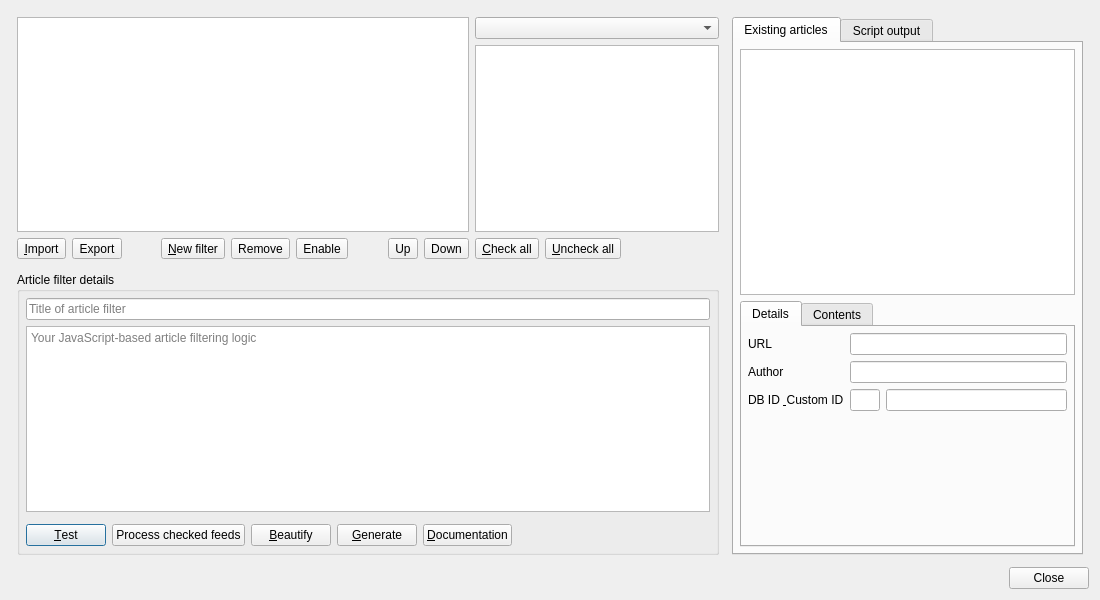
Above: src/librssguard/gui/dialogs/formmessagefiltersmanager.ui from martinrotter/rssguard before the change. Below: the same form after it.
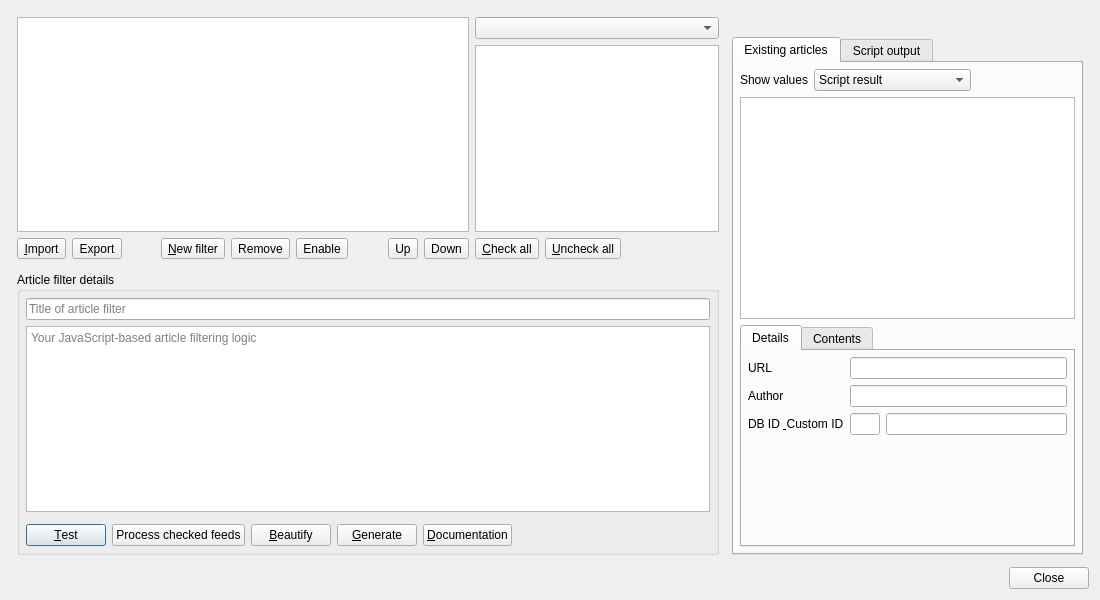
That is the form after the change. Custom widgets are drawn as their Qt base class.

```diff
--- a/src/librssguard/gui/dialogs/formmessagefiltersmanager.ui
+++ b/src/librssguard/gui/dialogs/formmessagefiltersmanager.ui
@@ -343,6 +343,22 @@
        <property name="bottomMargin">
         <number>6</number>
        </property>
+       <item>
+        <widget class="QLabel" name="m_lblRunSummary">
+         <property name="text">
+          <string/>
+         </property>
+         <property name="textFormat">
+          <enum>Qt::TextFormat::PlainText</enum>
+         </property>
+         <property name="wordWrap">
+          <bool>true</bool>
+         </property>
+         <property name="textInteractionFlags">
+          <set>Qt::TextInteractionFlag::TextSelectableByMouse</set>
+         </property>
+        </widget>
+       </item>
        <item>
         <widget class="QTabWidget" name="m_twMessages">
          <property name="sizePolicy">
@@ -371,6 +387,47 @@
            <property name="bottomMargin">
             <number>6</number>
            </property>
+           <item>
+            <layout class="QHBoxLayout" name="m_resultValuesLayout">
+             <item>
+              <widget class="QLabel" name="m_lblResultValues">
+               <property name="text">
+                <string>Show values</string>
+               </property>
+               <property name="buddy">
+                <cstring>m_cmbResultValues</cstring>
+               </property>
+              </widget>
+             </item>
+             <item>
+              <widget class="QComboBox" name="m_cmbResultValues">
+               <property name="toolTip">
+                <string>Compare the script result with the values expected to be saved under the current settings. A preview does not simulate script side effects or later feed cleanup.</string>
+               </property>
+               <item>
+                <property name="text">
+                 <string>Script result</string>
+                </property>
+               </item>
+               <item>
+                <property name="text">
+                 <string>Expected stored values</string>
+                </property>
+               </item>
+              </widget>
+             </item>
+             <item>
+              <spacer name="m_resultValuesSpacer">
+               <property name="orientation">
+                <enum>Qt::Orientation::Horizontal</enum>
+               </property>
+               <property name="sizeHint" stdset="0">
+                <size><width>40</width><height>20</height></size>
+               </property>
+              </spacer>
+             </item>
+            </layout>
+           </item>
            <item>
             <widget class="QTreeView" name="m_treeExistingMessages">
              <property name="sizePolicy">
```
Left out of the diff: 6 changed lines with no effect on the pictures.
